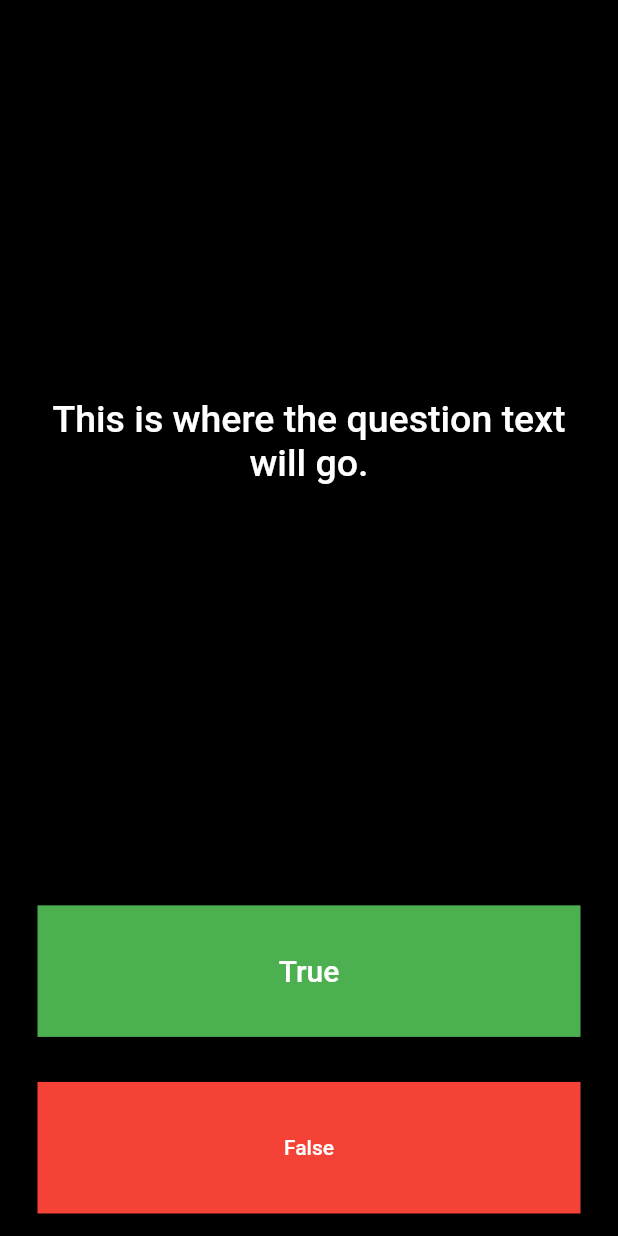
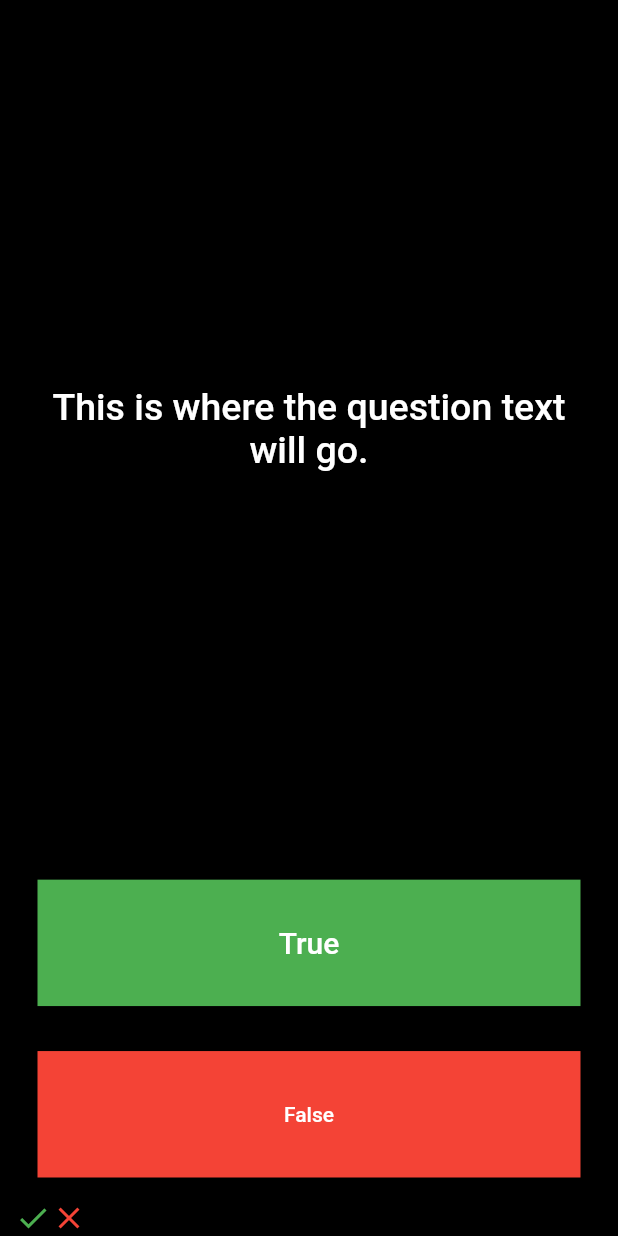
Before and after one commit to khellud/quizzler, a Flutter app: the screen it shows after launch, on a phone screen of 412 x 824 dp. Run offline on Flutter 3.47's test engine with Material 2 defaults, Android fonts, the phone set to English and light mode, and no system bars.

Commit message:
update Icons

```diff
--- a/lib/main.dart
+++ b/lib/main.dart
@@ -90,7 +90,20 @@ class _QuizePageState extends State<QuizePage> {
                 ),
               ),
             ),
-        ))
+          ),
+        ),
+        Row(
+          children: const [
+            Icon(
+              Icons.check,
+              color: Colors.green,
+            ),
+            Icon(
+              Icons.close,
+              color: Colors.red,
+            )
+          ],
+        )
       ],
     );
   }
```
Lines whose indentation alone changed are shown as unchanged.
